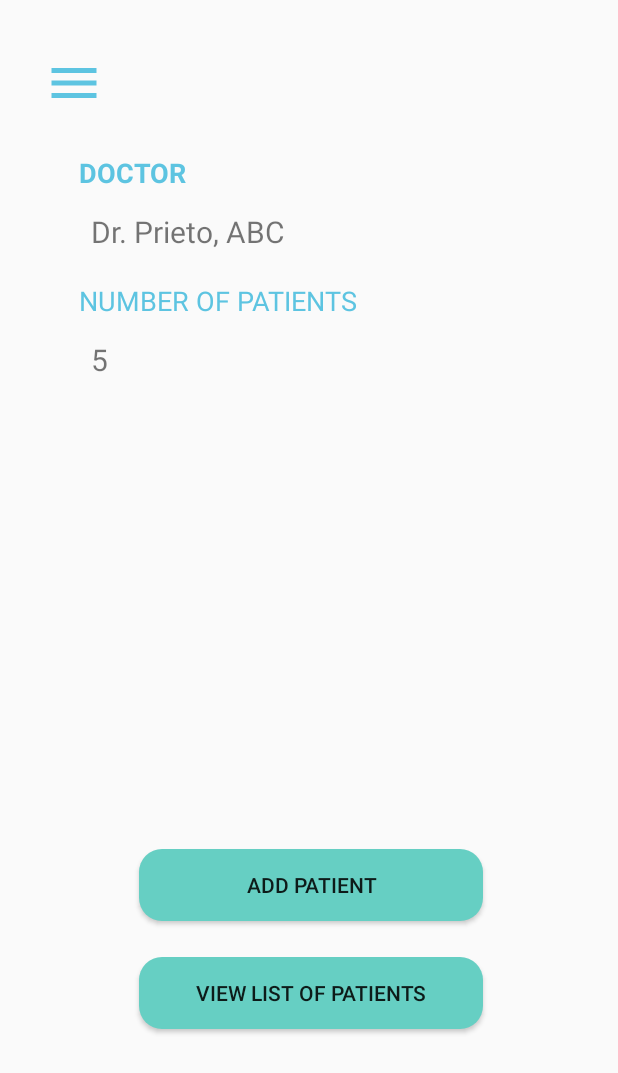
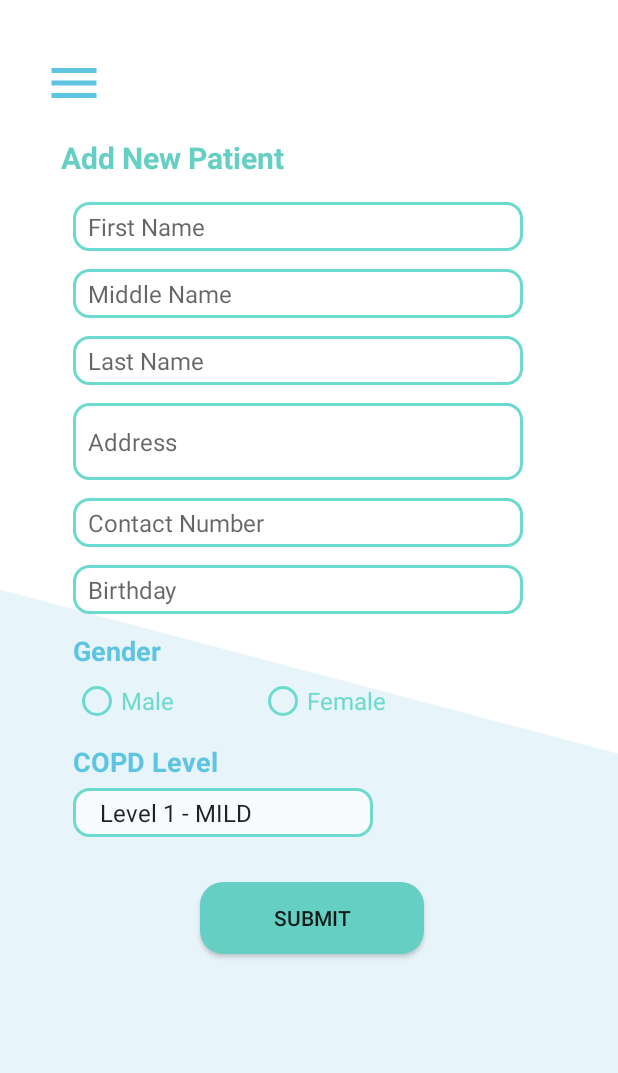
Before and after one commit to mfrostf/XHale_Git, an Android app: the HomeDoctor screen opened directly, with no data from a screen before it, in the side drawer, after a tap on "Add Patient", on a phone screen of 412 x 824 dp. Shown: the top 1073 px of the screen. Run offline under Robolectric (Android 15) with nearby library versions, the phone set to English and light mode, and no system bars; 1 statement that could not run was skipped.

Commit message:
11/24/2018 8:13pm

```diff
--- a/app/src/main/AndroidManifest.xml
+++ b/app/src/main/AndroidManifest.xml
@@ -23,6 +23,8 @@
         <activity android:name=".HomePatient"/>
         <activity android:name=".HomeDoctor"/>
         <activity android:name=".ChangePassword"/>
+        <activity android:name=".ListOfPatient"/>
+        <activity android:name=".AddPatient"/>
     </application>
 
 </manifest>
--- /dev/null
+++ b/app/src/main/java/com/example/teamonce/xhale/AddPatient.java
@@ -0,0 +1,14 @@
+package com.example.teamonce.xhale;
+
+import android.os.Bundle;
+import android.support.v7.app.AppCompatActivity;
+
+public class AddPatient  extends AppCompatActivity {
+
+    @Override
+    protected void onCreate(Bundle savedInstanceState){
+        super.onCreate(savedInstanceState);
+        setContentView(R.layout.activity_addpatient);
+
+    }
+}
--- a/app/src/main/java/com/example/teamonce/xhale/BaseDrawerActivity.java
+++ b/app/src/main/java/com/example/teamonce/xhale/BaseDrawerActivity.java
@@ -70,7 +70,9 @@ public class BaseDrawerActivity extends AppCompatActivity implements NavigationV
             public void onResponse(Call<Boolean> call, Response<Boolean> response) {
                 try{
                     if(response.body()){
-                        startActivity(new Intent(getApplicationContext(), Login.class));
+                        Intent intent = new Intent(getApplicationContext(), Login.class);
+                        intent.addFlags(Intent.FLAG_ACTIVITY_CLEAR_TOP);
+                        startActivity(intent);
                     }
                 }
                 catch(Exception e){
--- a/app/src/main/java/com/example/teamonce/xhale/BaseDrawerActivityDoctor.java
+++ b/app/src/main/java/com/example/teamonce/xhale/BaseDrawerActivityDoctor.java
@@ -7,6 +7,7 @@ import android.os.Bundle;
 import android.support.annotation.NonNull;
 import android.support.annotation.Nullable;
 import android.support.design.widget.NavigationView;
+import android.support.v4.app.ActivityCompat;
 import android.support.v4.view.GravityCompat;
 import android.support.v4.widget.DrawerLayout;
 import android.support.v7.app.AppCompatActivity;
@@ -54,6 +55,7 @@ public class BaseDrawerActivityDoctor extends AppCompatActivity implements Navig
                 switch (id){
                     case R.id.navD_Home : startActivity(new Intent(getApplicationContext(), HomeDoctor.class)); break;
                     case R.id.navD_Settings : startActivity(new Intent(getApplicationContext(), DoctorSettings.class)); break;
+                    case R.id.navD_AddPatient : startActivity(new Intent(getApplicationContext(), AddPatient.class)); break;
                     default: break;
                 }
                 drawerLayout.closeDrawer(GravityCompat.START);
@@ -70,7 +72,9 @@ public class BaseDrawerActivityDoctor extends AppCompatActivity implements Navig
             public void onResponse(Call<Boolean> call, Response<Boolean> response) {
                 try{
                     if(response.body()){
-                        startActivity(new Intent(getApplicationContext(), Login.class));
+                        Intent intent = new Intent(getApplicationContext(), Login.class);
+                        intent.addFlags(Intent.FLAG_ACTIVITY_CLEAR_TOP);
+                        startActivity(intent);
                     }
                 }
                 catch(Exception e){
--- a/app/src/main/res/layout/activity_addpatient.xml
+++ b/app/src/main/res/layout/activity_addpatient.xml
@@ -246,7 +246,7 @@
         android:layout_marginStart="8dp"
         android:layout_marginLeft="8dp"
         android:layout_marginTop="12dp"
-        android:text="TextView"
+        android:text="Gender"
         android:textColor="@color/blue"
         android:textSize="18sp"
         android:textStyle="bold"
@@ -260,7 +260,7 @@
         android:layout_height="wrap_content"
         android:layout_marginStart="32dp"
         android:layout_marginLeft="32dp"
-        android:layout_marginTop="50dp"
+        android:layout_marginTop="30dp"
         android:layout_marginEnd="32dp"
         android:layout_marginRight="32dp"
         android:background="@drawable/greenbtn"
--- a/app/src/main/res/layout/activity_homedoctor.xml
+++ b/app/src/main/res/layout/activity_homedoctor.xml
@@ -71,6 +71,7 @@
         android:layout_marginBottom="32dp"
         android:background="@drawable/greenbtn"
         android:text="View List of Patients"
+        android:onClick="cmdViewListPatients"
         app:layout_constraintBottom_toTopOf="@+id/guideline13"
         app:layout_constraintEnd_toStartOf="@+id/guideline12"
         app:layout_constraintStart_toStartOf="@+id/guideline14" />
@@ -86,6 +87,7 @@
         android:layout_marginBottom="24dp"
         android:background="@drawable/greenbtn"
         android:text="Add Patient"
+        android:onClick="cmdAddPatient"
         app:layout_constraintBottom_toTopOf="@+id/btnViewList"
         app:layout_constraintEnd_toStartOf="@+id/guideline12"
         app:layout_constraintHorizontal_bias="0.0"
```
Also changed, not shown: app/src/main/java/com/example/teamonce/xhale/HomeDoctor.java (+12 -0 lines), app/src/main/java/com/example/teamonce/xhale/ListOfPatient.java (added, +23 -0 lines), app/src/main/res/layout/activity_listofpatients.xml (+8 -2 lines).
